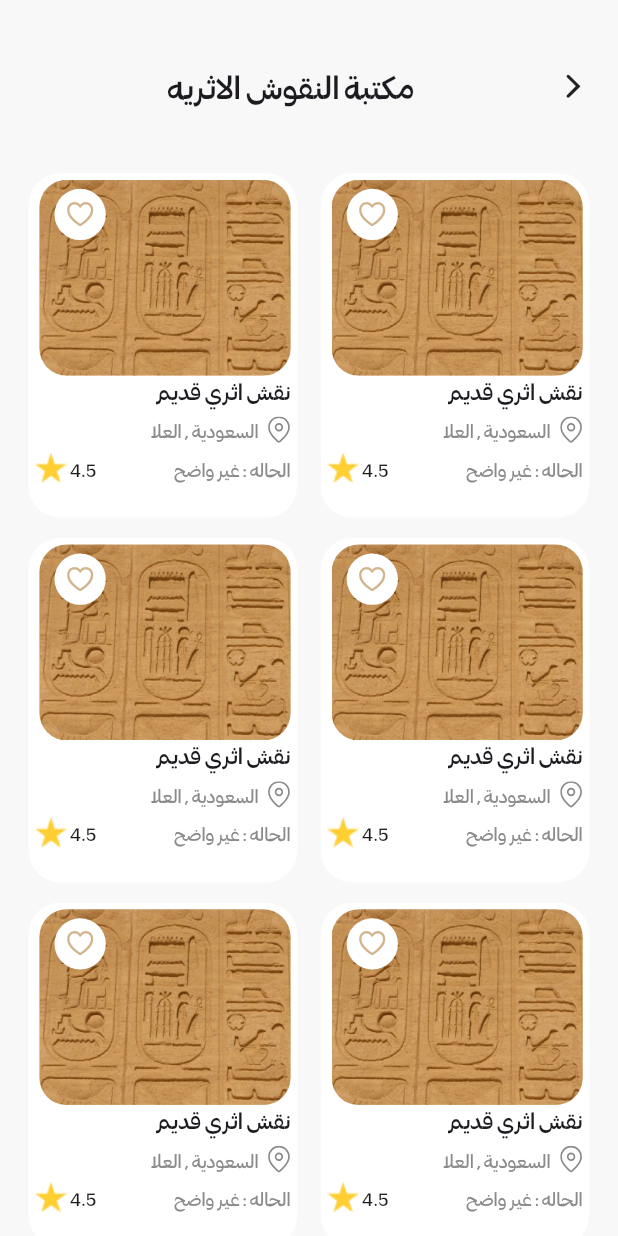
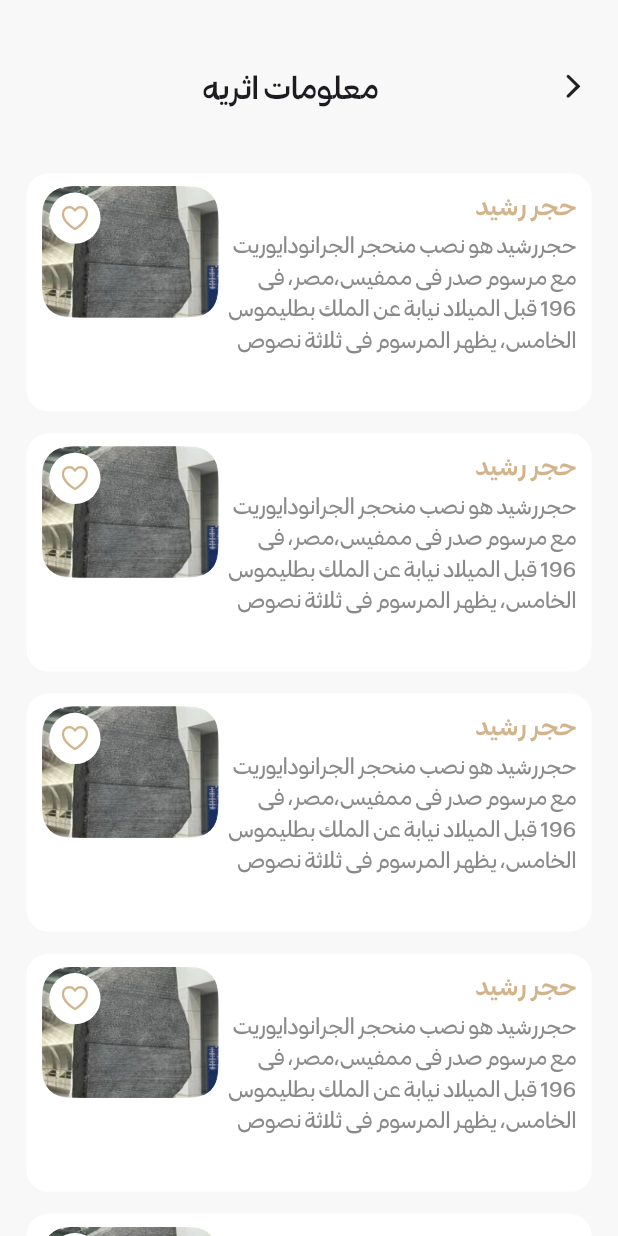
Before and after one commit to Abdelrhman-Badran1/arch_team_power, a Flutter app: the HomeSceen screen opened directly, after a tap on "مكتبة النقوش القديمة", on a phone screen of 412 x 824 dp. Run offline on Flutter 3.47's test engine with Material 3 defaults, Android fonts, the phone set to English and light mode, and no system bars; our stand-ins replace animate_do, carousel_slider, flutter_animate, flutter_rating, flutter_screenutil, flutter_svg and 3 more.

Commit message:
Add InformationScreen

```diff
--- a/lib/core/routes/app_router.dart
+++ b/lib/core/routes/app_router.dart
@@ -6,6 +6,7 @@ import 'package:arch_team_power/features/auth_screen/presentation/screens/regist
 import 'package:arch_team_power/features/auth_screen/presentation/screens/verify_email_view.dart';
 import 'package:arch_team_power/features/comments/presentation/comments_page.dart';
 import 'package:arch_team_power/features/details_screen/presentation/screens/details_screen.dart';
+import 'package:arch_team_power/features/information/presentation/screens/information_screen.dart';
 import 'package:arch_team_power/features/layout/presentation/pages/profile/screens/settings_screen.dart';
 import 'package:arch_team_power/features/layout/presentation/pages/profile/screens/subscription_screen.dart';
 import 'package:arch_team_power/features/library/presentation/screens/library_screen.dart';
@@ -101,7 +102,7 @@ class AppRouter {
       GoRoute(path: kComments, builder: (context, state) => CommentsPage()),
       GoRoute(
         path: kLibraryScreen,
-        builder: (context, state) => LibraryScreen(),
+        builder: (context, state) => InformationScreen(),
       ),
     ],
   );
--- a/lib/core/utils/app_assets.dart
+++ b/lib/core/utils/app_assets.dart
@@ -30,4 +30,5 @@ class AppAssets {
   static const kTestImage7 = 'assets/image/test_details2.png';
   static const kTotalRateStar = 'assets/image/total_rate_star.svg';
   static const kVerifyAvatar = 'assets/image/verify_avatar.png';
+  static const kRashedStone = 'assets/image/rashed_stone.png';
 }
--- /dev/null
+++ b/lib/features/information/presentation/screens/information_screen.dart
@@ -0,0 +1,20 @@
+import 'package:arch_team_power/features/information/presentation/screens/widget/information_screen_body.dart';
+import 'package:flutter/material.dart';
+import 'package:flutter_screenutil/flutter_screenutil.dart';
+
+class InformationScreen extends StatelessWidget {
+  const InformationScreen({super.key});
+
+  @override
+  Widget build(BuildContext context) {
+    return SafeArea(
+      child: Scaffold(
+        backgroundColor: Color(0xfff9f8f8),
+        body: Padding(
+          padding: EdgeInsets.symmetric(horizontal: 13.86.w),
+          child: InformationScreenBody(),
+        ),
+      ),
+    );
+  }
+}
--- /dev/null
+++ b/lib/features/information/presentation/screens/widget/information_screen_body.dart
@@ -0,0 +1,25 @@
+import 'package:arch_team_power/core/widgets/custom_app_bar.dart';
+import 'package:arch_team_power/features/information/presentation/screens/widget/information_screen_item.dart';
+import 'package:flutter/material.dart';
+import 'package:flutter_screenutil/flutter_screenutil.dart';
+
+class InformationScreenBody extends StatelessWidget {
+  const InformationScreenBody({super.key});
+
+  @override
+  Widget build(BuildContext context) {
+    return Column(
+      children: [
+        SizedBox(height: 35.h),
+        CustomAppBar(title: 'معلومات اثريه'),
+        SizedBox(height: 35.h),
+        Expanded(
+          child: ListView.builder(
+            itemCount: 10,
+            itemBuilder: (context, index) => InformationScreenItem(),
+          ),
+        ),
+      ],
+    );
+  }
+}
--- /dev/null
+++ b/lib/features/information/presentation/screens/widget/information_screen_item.dart
@@ -0,0 +1,29 @@
+import 'package:arch_team_power/core/widgets/custom_fav_button.dart';
+import 'package:arch_team_power/features/information/presentation/screens/widget/information_screen_item_details.dart';
+import 'package:flutter/material.dart';
+import 'package:flutter_screenutil/flutter_screenutil.dart';
+
+class InformationScreenItem extends StatelessWidget {
+  const InformationScreenItem({super.key});
+
+  @override
+  Widget build(BuildContext context) {
+    return Padding(
+      padding: EdgeInsets.only(bottom: 12.h),
+      child: Stack(
+        children: [
+          Container(
+            height: 130.h,
+            width: 297.w,
+            decoration: BoxDecoration(
+              borderRadius: BorderRadius.circular(12.r),
+              color: Colors.white,
+            ),
+            child: InformationScreenItemDetails(),
+          ),
+          Positioned(top: 10.5.h, left: 11.5.w, child: CustomFavButton()),
+        ],
+      ),
+    );
+  }
+}
--- /dev/null
+++ b/lib/features/information/presentation/screens/widget/information_screen_item_details.dart
@@ -0,0 +1,54 @@
+import 'package:arch_team_power/core/theme/app_text_style.dart';
+import 'package:arch_team_power/core/utils/app_assets.dart';
+import 'package:flutter/material.dart';
+import 'package:flutter_screenutil/flutter_screenutil.dart';
+
+class InformationScreenItemDetails extends StatelessWidget {
+  const InformationScreenItemDetails({super.key});
+
+  @override
+  Widget build(BuildContext context) {
+    return Padding(
+      padding: EdgeInsets.symmetric(vertical: 7.h, horizontal: 8.w),
+      child: Row(
+        crossAxisAlignment: CrossAxisAlignment.start,
+        children: [
+          Expanded(
+            child: Column(
+              crossAxisAlignment: CrossAxisAlignment.start,
+              children: [
+                Text(
+                  'حجر رشيد ',
+                  style: AppTextStyles.syleNorsalMedium14(
+                    context,
+                  ).copyWith(color: Color(0xFFD2B48C)),
+                ),
+                SizedBox(height: 4.h),
+                Expanded(
+                  child: Text(
+                    overflow: TextOverflow.ellipsis,
+                    maxLines: 4,
+                    'حجررشيد هو نصب منحجر الجرانودايوريت مع مرسوم صدر فى ممفيس،مصر، فى 196 قبل الميلاد نيابة عن الملك بطليموس الخامس، يظهر المرسوم فى ثلاثة نصوص    ',
+                    style: AppTextStyles.syleNorsalRegular12(
+                      context,
+                    ).copyWith(color: Color(0xFF8A8A8A)),
+                    softWrap: true,
+                  ),
+                ),
+              ],
+            ),
+          ),
+          ClipRRect(
+            borderRadius: BorderRadius.circular(15.r),
+            child: Image.asset(
+              AppAssets.kRashedStone,
+              fit: BoxFit.fill,
+              width: 93.w,
+              height: 72.h,
+            ),
+          ),
+        ],
+      ),
+    );
+  }
+}
```
Also changed, not shown: assets/image/rashed_stone.png (added).
